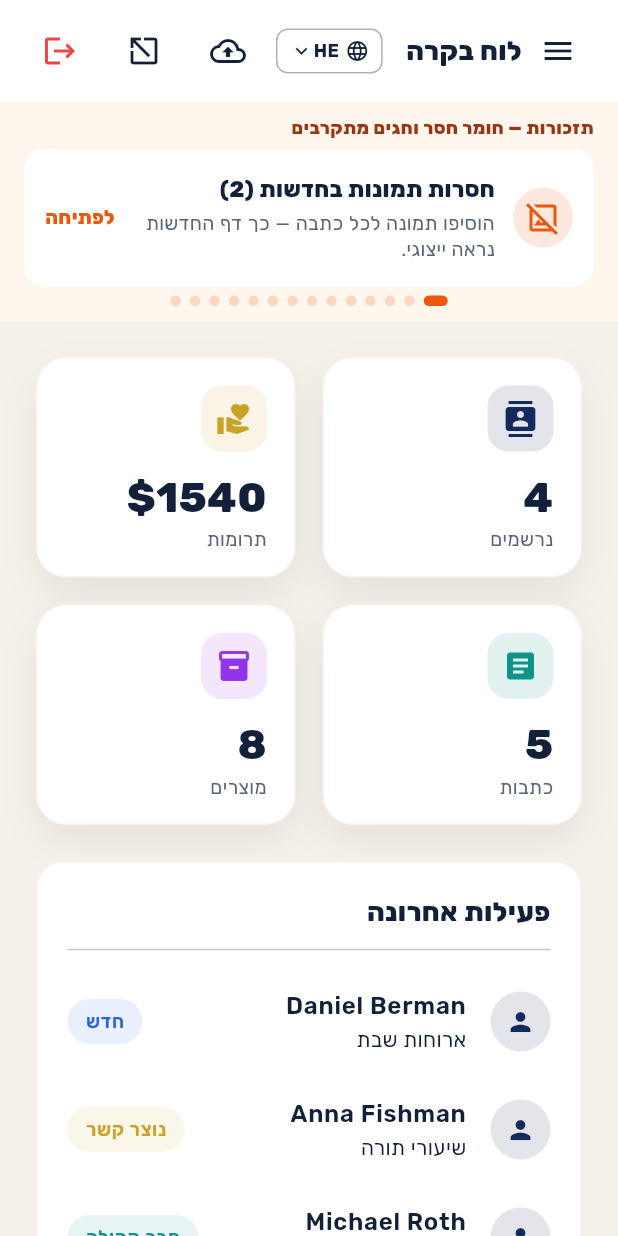
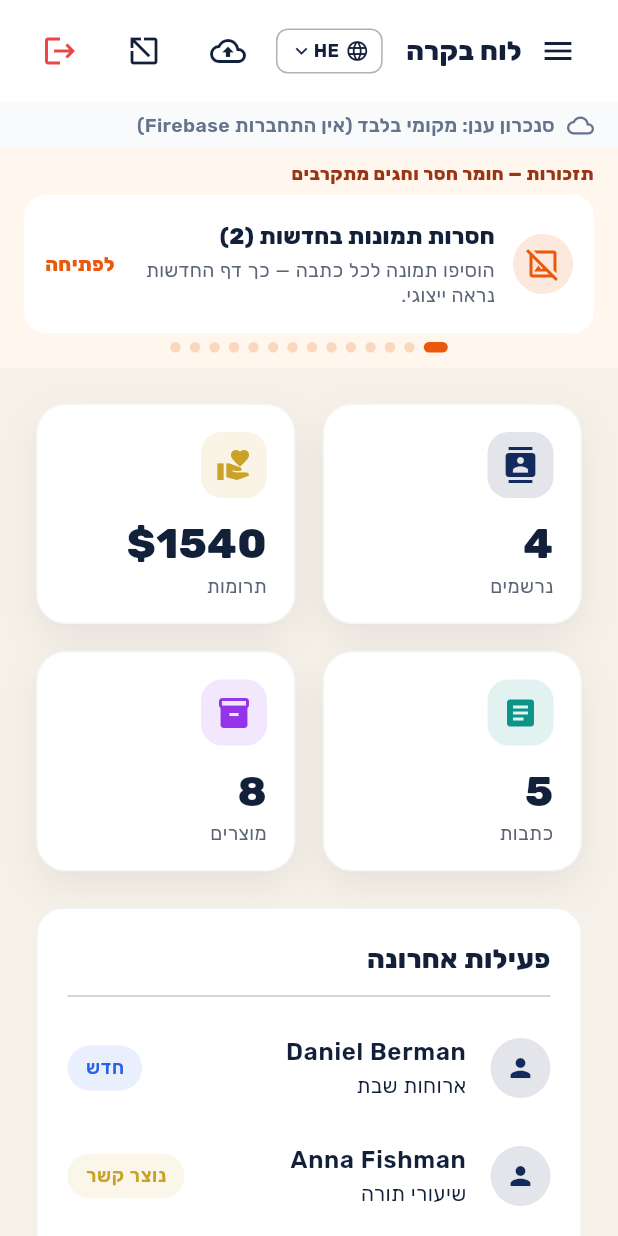
Before and after one commit to shneurGreenberg/chabad-site, a Flutter app: the AdminShell screen opened directly, on a phone screen of 412 x 824 dp. Run offline on Flutter 3.47's test engine with Material 3 defaults, Android fonts, the phone set to English and light mode, and no system bars; drawn by our look-alikes of flutter_animate; our stand-ins replace cloud_firestore, firebase_auth, firebase_core, flutter_html, go_router, google_fonts and 2 more; missing offline and left inert: dart:js_interop; accounts and stored records are empty; network calls fail.

Commit message:
Stop local-admin cloud SnackBar spam; require Firebase Auth for push.
CloudSync.push now needs signedIn (adminSession alone no longer writes).
Local login fallback clears adminSession; auto-persist keeps cloud errors
quiet in admin chrome instead of Hebrew toasts. No Amvera API backend.

```diff
--- a/lib/data/repository.dart
+++ b/lib/data/repository.dart
@@ -41,12 +41,6 @@ class AppRepository extends ChangeNotifier {
   static const _imgPrefix = 'chabad_img:';
   static const _quotaHe =
       'השמירה המקומית נכשלה — נסו תמונה קטנה יותר. התוכן נשמר גם ב-Firestore כשהשרת זמין.';
-  static const _cloudDeniedHe =
-      'השמירה לשרת נחסמה. בקונסול Firebase: Firestore → Rules — הדביקו את הכללים מהמנהל ולחצו Publish. Storage לא צריך.';
-  static const _cloudFailHe =
-      'השמירה לשרת נכשלה. התוכן נשמר מקומית בדפדפן. בדקו Firestore → Data אחרי שמירה מהמנהל.';
-  static const _cloudUnavailableHe =
-      'אין חיבור ל-Firestore. ודאו שהדאטאבייס (default) נוצר בפרויקט chabad-site-c60ae.';
 
   String? cloudError;
   DateTime? cloudOkAt;
@@ -3334,18 +3328,12 @@ class AppRepository extends ChangeNotifier {
     cloudError = err;
     cloudOkAt = err == null ? CloudSync.instance.lastOkAt : null;
     _notifyUi();
-    if (err == null || err == 'not-signed-in') return;
-    if (err == 'permission-denied') {
-      onPersistWarning?.call(_cloudDeniedHe);
-    } else if (err == 'unavailable') {
-      onPersistWarning?.call(_cloudUnavailableHe);
-    } else {
-      onPersistWarning?.call(_cloudFailHe);
-    }
+    // Auto-save: local IndexedDB already persisted. Never SnackBar on background
+    // cloud results (not-signed-in / permission-denied / unavailable / fail).
+    // Status lives in cloudError for admin chrome; publishToCloud() is explicit.
   }
 
   Future<String?> publishToCloud() async {
-    CloudSync.instance.adminSession = true;
     await _persistNow();
     return cloudError;
   }
--- a/lib/l10n/strings.dart
+++ b/lib/l10n/strings.dart
@@ -570,6 +570,16 @@ const Map<String, Map<String, String>> _strings = {
     'he': 'פתיחת קונסול Firestore',
     'en': 'Open Firestore console',
     'ru': 'Открыть консоль Firestore'
+  },
+  'admin.cloud.localOnly': {
+    'he': 'סנכרון ענן: מקומי בלבד (אין התחברות Firebase)',
+    'en': 'Cloud sync: local only (not signed in to Firebase)',
+    'ru': 'Облако: только локально (нет входа в Firebase)'
+  },
+  'admin.cloud.connected': {
+    'he': 'סנכרון ענן: מחובר',
+    'en': 'Cloud sync: connected',
+    'ru': 'Облако: подключено'
   },
 
   'admin.settings.mapsKey': {
--- a/lib/pages/admin/admin.dart
+++ b/lib/pages/admin/admin.dart
@@ -472,12 +472,13 @@ class _AdminShellState extends State<AdminShell> {
   Future<void> _publish(BuildContext context, LocaleController loc) async {
     final err = await context.read<AppRepository>().publishToCloud();
     if (!context.mounted) return;
+    final msg = err == null
+        ? loc.t('admin.cloud.ok')
+        : (err == 'not-signed-in'
+            ? loc.t('admin.cloud.localOnly')
+            : loc.t('admin.cloud.blocked'));
     ScaffoldMessenger.of(context).showSnackBar(
-      SnackBar(
-        content: Text(
-          err == null ? loc.t('admin.cloud.ok') : loc.t('admin.cloud.blocked'),
-        ),
-      ),
+      SnackBar(content: Text(msg)),
     );
   }
 
@@ -570,7 +571,55 @@ class _CloudSyncBar extends StatelessWidget {
     final repo = context.watch<AppRepository>();
     final err = repo.cloudError;
     final ok = err == null && repo.cloudOkAt != null;
-    if (ok || err == null) return const SizedBox.shrink();
+    if (ok) {
+      return Material(
+        color: const Color(0xFFF0FDF4),
+        child: Padding(
+          padding: const EdgeInsets.symmetric(horizontal: 16, vertical: 6),
+          child: Row(children: [
+            const PlayfulIcon(Icons.cloud_done_outlined,
+                size: 18, color: Color(0xFF166534)),
+            const SizedBox(width: 8),
+            Expanded(
+              child: Text(
+                loc.t('admin.cloud.connected'),
+                maxLines: 1,
+                overflow: TextOverflow.ellipsis,
+                style: const TextStyle(
+                    color: Color(0xFF166534),
+                    fontWeight: FontWeight.w600,
+                    fontSize: 13),
+              ),
+            ),
+          ]),
+        ),
+      );
+    }
+    // Local admin / no Firebase Auth: quiet status, no SnackBar spam.
+    if (err == null || err == 'not-signed-in') {
+      return Material(
+        color: const Color(0xFFF8FAFC),
+        child: Padding(
+          padding: const EdgeInsets.symmetric(horizontal: 16, vertical: 6),
+          child: Row(children: [
+            const PlayfulIcon(Icons.cloud_queue_outlined,
+                size: 18, color: Color(0xFF64748B)),
+            const SizedBox(width: 8),
+            Expanded(
+              child: Text(
+                loc.t('admin.cloud.localOnly'),
+                maxLines: 1,
+                overflow: TextOverflow.ellipsis,
+                style: const TextStyle(
+                    color: Color(0xFF64748B),
+                    fontWeight: FontWeight.w600,
+                    fontSize: 13),
+              ),
+            ),
+          ]),
+        ),
+      );
+    }
     final blocked = err == 'permission-denied';
     final fg = blocked ? const Color(0xFF991B1B) : const Color(0xFF92400E);
     return Material(
--- a/lib/services/cloud_sync.dart
+++ b/lib/services/cloud_sync.dart
@@ -24,7 +24,7 @@ class CloudSync {
 
   static const _maxDataUrlChars = 700000;
 
-  /// Set while the admin UI is open (local fallback or Firebase Auth).
+  /// UI hint only — does not authorize Firestore writes (push requires signedIn).
   bool adminSession = false;
 
   String? lastError;
@@ -73,7 +73,7 @@ class CloudSync {
   }
 
   /// Writes content collections + one `media` doc per image.
-  /// Tries even without Auth (Firestore test-mode / open window).
+  /// Requires Firebase Auth (signedIn). Local adminSession alone does not authorize writes.
   /// Returns null on success, or an error code.
   Future<String?> push({
     required Map<String, dynamic> snapshot,
@@ -85,7 +85,7 @@ class CloudSync {
       lastError = 'unavailable';
       return 'unavailable';
     }
-    if (!signedIn && !adminSession) {
+    if (!signedIn) {
       lastError = 'not-signed-in';
       return 'not-signed-in';
     }
--- a/lib/state/auth.dart
+++ b/lib/state/auth.dart
@@ -88,7 +88,9 @@ class AuthController extends ChangeNotifier {
         return null;
       }
     }
-    CloudSync.instance.adminSession = true;
+    // Local-only fallback: unlock admin UI without Firebase Auth.
+    // Do not set adminSession — cloud writes require signedIn.
+    CloudSync.instance.adminSession = false;
     _role = AdminRole.admin;
     _loggedIn = true;
     _email = trimmed;
```
